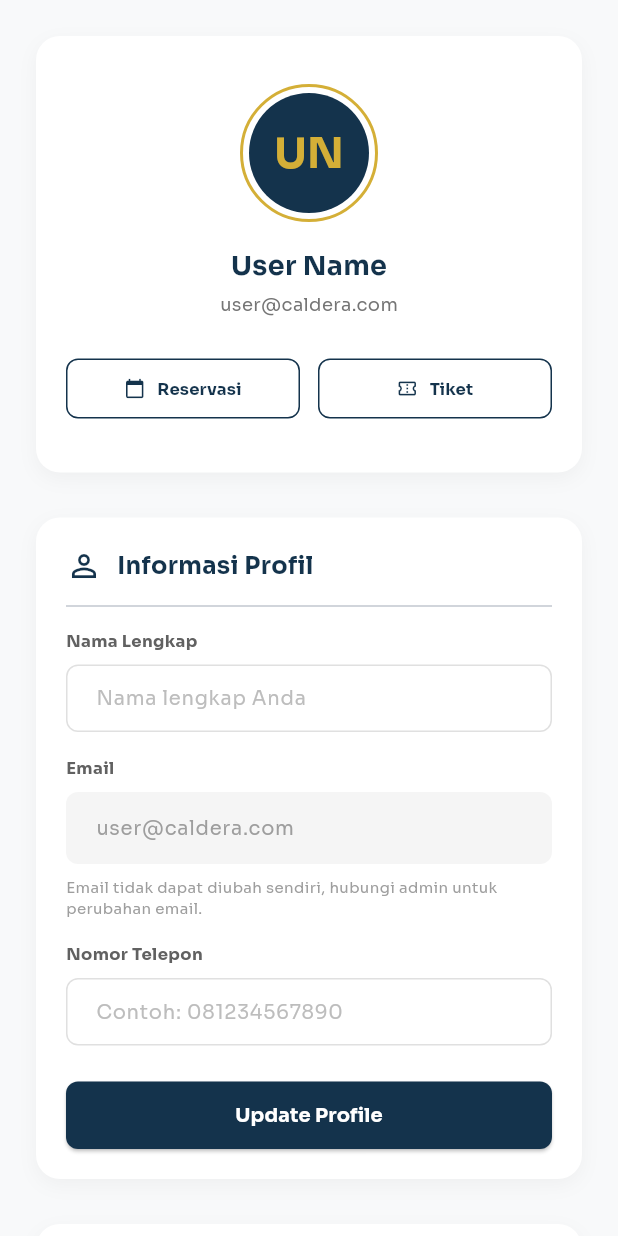
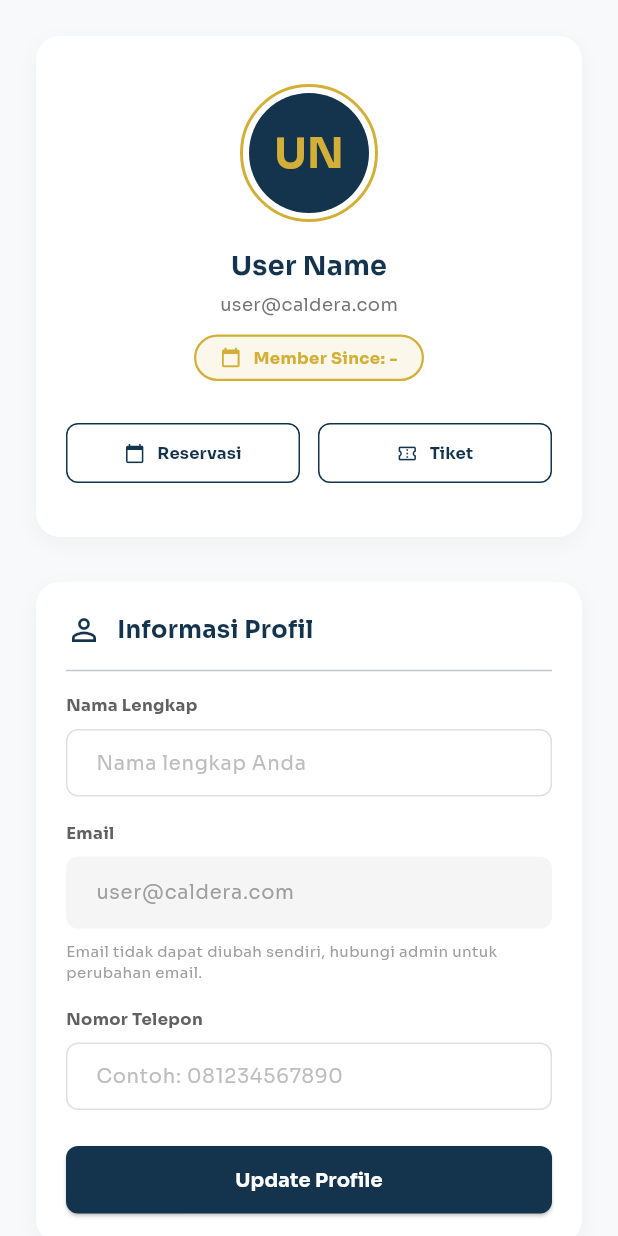
Before and after one commit to HesekielJosafat/Caldera_Mobile, a Flutter app: the UserProfileScreen screen opened directly, on a phone screen of 412 x 824 dp. Run offline on Flutter 3.47's test engine with Material 3 defaults, Android fonts, the phone set to English and light mode, and no system bars; our stand-ins replace firebase_core, firebase_messaging, fl_chart, flutter_local_notifications, font_awesome_flutter, google_fonts and 5 more; accounts and stored records are empty; network calls fail.

Commit message:
perbaikan tipis

```diff
--- a/lib/core/features/user/gallery/screens/user_gallery_screen.dart
+++ b/lib/core/features/user/gallery/screens/user_gallery_screen.dart
@@ -397,7 +397,11 @@ class _UserGalleryScreenState extends State<UserGalleryScreen> {
                       itemCount: displayedImages.length,
                       itemBuilder: (context, index) {
                         final imageItem = displayedImages[index];
-                        final String imageUrl = imageItem['image_url'] ?? imageItem['url'] ?? imageItem['file_path'] ?? '';
+                        // 👇 1. PERBAIKAN: MERAKIT PATH GAMBAR MENJADI URL UTUH DARI HOSTING 👇
+                        String imageUrl = imageItem['image_url'] ?? imageItem['url'] ?? imageItem['file_path'] ?? '';
+                        if (imageUrl.isNotEmpty && !imageUrl.startsWith('http')) {
+                          imageUrl = '${ApiService.baseUrl.replaceAll('/api', '')}/storage/$imageUrl';
+                        }
 
                         return ClipRRect(
                           borderRadius: BorderRadius.circular(12),
--- a/lib/core/features/user/home/screens/user_home_screen.dart
+++ b/lib/core/features/user/home/screens/user_home_screen.dart
@@ -232,7 +232,7 @@ class _UserHomeScreenState extends State<UserHomeScreen> {
   }
 
   Widget _buildOffersSection() {
-    final offers = _promos.where((p) => p['is_active'] == 1 && p['promo_type'] != 'event').toList();
+    final offers = _promos.where((p) => (p['is_active'] == 1 || p['is_active'] == true) && p['promo_type'] != 'event').toList();
 
     if (offers.isEmpty) {
       return Center(
--- a/lib/core/features/user/main_user_screen.dart
+++ b/lib/core/features/user/main_user_screen.dart
@@ -64,7 +64,7 @@ class _MainUserScreenState extends State<MainUserScreen> {
     if (userStr != null) {
       final userData = jsonDecode(userStr);
 
-      if (userData['email_verified_at'] == null) {
+      if (userData['otp_verified'] == false || userData['otp_verified'] == 'false' || userData['otp_verified'] == null) {
         if (mounted) {
           // Tampilkan pesan error
           ScaffoldMessenger.of(context).showSnackBar(
--- a/lib/core/features/user/pool/screens/user_facility_screen.dart
+++ b/lib/core/features/user/pool/screens/user_facility_screen.dart
@@ -103,7 +103,7 @@ class _UserPoolScreenState extends State<UserPoolScreen> {
                   ClipRRect(
                     borderRadius: BorderRadius.circular(16),
                     child: Image.asset(
-                      'assets/images/2.png', // Fallback gambar lokal Anda
+                      'assets/images/pool1.jpeg', // Fallback gambar lokal Anda
                       height: 200,
                       width: double.infinity,
                       fit: BoxFit.cover,
--- a/lib/core/features/user/pool/screens/user_ticket_form_screen.dart
+++ b/lib/core/features/user/pool/screens/user_ticket_form_screen.dart
@@ -547,7 +547,7 @@ class _UserTicketFormScreenState extends State<UserTicketFormScreen> {
       // BOTTOM NAVBAR
       // ==========================================
       bottomNavigationBar: CustomBottomNavBar(
-        selectedIndex: 0,
+        selectedIndex: 1,
         onItemTapped: (index) {
           Navigator.pushAndRemoveUntil(
             context,
--- a/lib/core/features/user/profile/screens/user_profile_screen.dart
+++ b/lib/core/features/user/profile/screens/user_profile_screen.dart
@@ -3,6 +3,7 @@ import 'package:flutter/material.dart';
 import 'package:google_fonts/google_fonts.dart';
 import 'package:shared_preferences/shared_preferences.dart';
 import 'package:caldera_app/core/services/api_service.dart';
+import 'package:intl/intl.dart'; // 👈 Tambahan import untuk format tanggal
 import '../../../auth/screens/login_screen.dart';
 
 import '../../reservation/screens/user_my_reservations_screen.dart';
@@ -26,6 +27,7 @@ class _UserProfileScreenState extends State<UserProfileScreen> {
   String _userName = "User Name";
   String _userEmail = "user@caldera.com";
   String _userPhone = "";
+  String _memberSince = "-"; // 👈 State untuk Member Since
 
   // Controllers Edit Profile
   final TextEditingController _nameCtrl = TextEditingController();
@@ -82,6 +84,16 @@ class _UserProfileScreenState extends State<UserProfileScreen> {
       _userEmail = data['email'] ?? _userEmail;
       _userPhone = data['phone'] ?? _userPhone;
 
+      // 👇 AMBIL DAN FORMAT TANGGAL CREATED_AT UNTUK MEMBER SINCE 👇
+      if (data['created_at'] != null) {
+        try {
+          DateTime dt = DateTime.parse(data['created_at']).toLocal();
+          _memberSince = DateFormat('dd MMMM yyyy').format(dt); // cth: 11 June 2026
+        } catch (e) {
+          _memberSince = data['created_at'].toString().split('T')[0];
+        }
+      }
+
       _nameCtrl.text = _userName;
       _phoneCtrl.text = _userPhone == '-' ? '' : _userPhone;
     });
@@ -99,7 +111,6 @@ class _UserProfileScreenState extends State<UserProfileScreen> {
     final payload = {
       'name': _nameCtrl.text,
       'phone': _phoneCtrl.text,
-      // Jika Laravel pakai 'update_type' untuk membedakan form
       'update_type': 'profile'
     };
 
@@ -179,15 +190,13 @@ class _UserProfileScreenState extends State<UserProfileScreen> {
   }
 
   String _getInitials(String? fullName) {
-    if (fullName == null || fullName.trim().isEmpty) return "U"; // Default U jika kosong
+    if (fullName == null || fullName.trim().isEmpty) return "U";
 
-    List<String> nameParts = fullName.trim().split(RegExp(r'\s+')); // Potong berdasarkan spasi
+    List<String> nameParts = fullName.trim().split(RegExp(r'\s+'));
 
     if (nameParts.length > 1) {
-      // Jika namanya 2 kata atau lebih, ambil huruf pertama dari kata ke-1 dan ke-2
       return (nameParts[0][0] + nameParts[1][0]).toUpperCase();
     } else {
-      // Jika namanya cuma 1 kata (seperti "Test1" atau "Budi"), ambil huruf pertamanya saja
       return nameParts[0][0].toUpperCase();
     }
   }
@@ -197,11 +206,9 @@ class _UserProfileScreenState extends State<UserProfileScreen> {
     const Color primaryNavy = Color(0xFF14334C);
     const Color activeGold = Color(0xFFD4AF37);
 
-
-
     return Scaffold(
       backgroundColor: const Color(0xFFF8F9FA),
-      // APPBAR DIHAPUS DI SINI
+      // APPBAR DIHAPUS DI SINI (Ikut MainUserScreen)
       body: _isLoading
           ? const Center(child: CircularProgressIndicator(color: primaryNavy))
           : SingleChildScrollView(
@@ -227,6 +234,28 @@ class _UserProfileScreenState extends State<UserProfileScreen> {
                         Text(_userName, style: GoogleFonts.sora(fontSize: 18, fontWeight: FontWeight.bold, color: primaryNavy)),
                         const SizedBox(height: 4),
                         Text(_userEmail, style: GoogleFonts.sora(fontSize: 12, color: Colors.grey.shade600)),
+                        const SizedBox(height: 12),
+
+                        // 👇 KARTU LENCANA EMAS MEMBER SINCE DI MOBILE 👇
+                        Container(
+                          padding: const EdgeInsets.symmetric(horizontal: 16, vertical: 6),
+                          decoration: BoxDecoration(
+                            color: activeGold.withAlpha(25), // Background emas tipis
+                            borderRadius: BorderRadius.circular(20),
+                            border: Border.all(color: activeGold, width: 1.5),
+                          ),
+                          child: Row(
+                            mainAxisSize: MainAxisSize.min,
+                            children: [
+                              const Icon(Icons.calendar_today, color: activeGold, size: 14),
+                              const SizedBox(width: 8),
+                              Text(
+                                "Member Since: $_memberSince",
+                                style: GoogleFonts.sora(fontSize: 11, fontWeight: FontWeight.bold, color: activeGold),
+                              ),
+                            ],
+                          ),
+                        ),
                         const SizedBox(height: 24),
 
                         // TOMBOL RIWAYAT
```
Also changed, not shown: lib/core/features/auth/screens/otp_verification_screen.dart (+12 -6 lines), lib/core/features/user/menu/screens/user_menu_screen.dart (+9 -3 lines), lib/core/features/user/notification/screens/user_notification_screen.dart (+4 -7 lines), lib/core/services/api_service.dart (+38 -100 lines), assets/images/pool1.jpeg (added).
